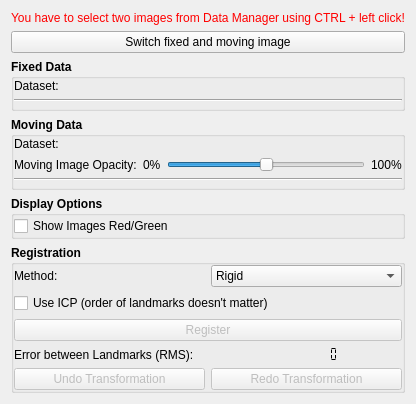
MITK/MITK, file Plugins/org.mitk.gui.qt.registration/src/internal/QmitkPointBasedRegistrationViewControls.ui: the form before one commit.
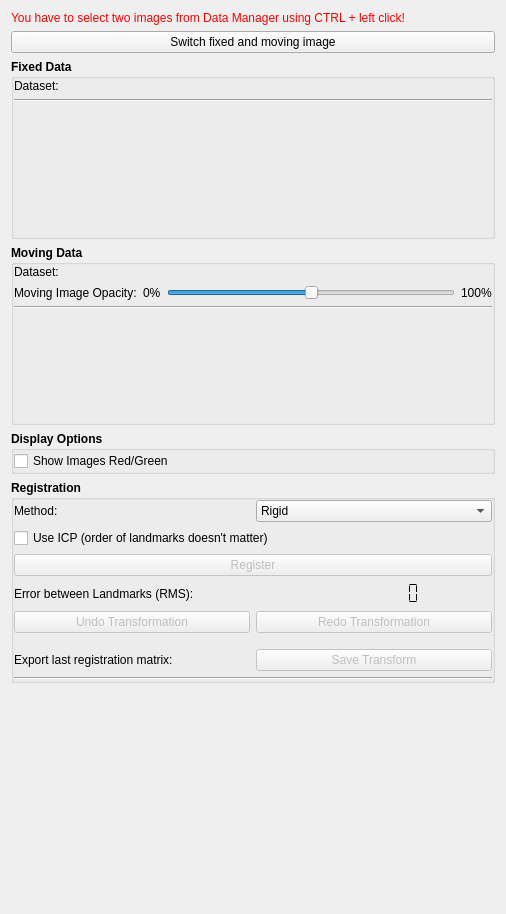
The form after the commit. Icons and pictures are not drawn. Custom widgets are drawn as their Qt base class.

Commit message: Basic UI Infrastructure for export

What changed in the file:
```diff
--- a/Plugins/org.mitk.gui.qt.registration/src/internal/QmitkPointBasedRegistrationViewControls.ui
+++ b/Plugins/org.mitk.gui.qt.registration/src/internal/QmitkPointBasedRegistrationViewControls.ui
@@ -6,8 +6,8 @@
    <rect>
     <x>0</x>
     <y>0</y>
-    <width>287</width>
-    <height>404</height>
+    <width>506</width>
+    <height>914</height>
    </rect>
   </property>
   <property name="sizePolicy">
@@ -505,7 +505,7 @@
           <property name="smallDecimalPoint">
            <bool>false</bool>
           </property>
-          <property name="numDigits">
+          <property name="digitCount">
            <number>9</number>
           </property>
           <property name="segmentStyle">
@@ -577,18 +577,77 @@
         </item>
        </layout>
       </item>
+      <item>
+       <layout class="QHBoxLayout" name="horizontalLayout_4">
+        <property name="topMargin">
+         <number>10</number>
+        </property>
+        <item>
+         <widget class="QLabel" name="label_3">
+          <property name="font">
+           <font>
+            <weight>50</weight>
+            <bold>false</bold>
+           </font>
+          </property>
+          <property name="text">
+           <string>Export last registration matrix:</string>
+          </property>
+         </widget>
+        </item>
+        <item>
+         <widget class="QPushButton" name="m_SaveLastTransformPushButton">
+          <property name="enabled">
+           <bool>false</bool>
+          </property>
+          <property name="font">
+           <font>
+            <weight>50</weight>
+            <bold>false</bold>
+           </font>
+          </property>
+          <property name="text">
+           <string>Save Transform</string>
+          </property>
+         </widget>
+        </item>
+       </layout>
+      </item>
+      <item>
+       <widget class="Line" name="line">
+        <property name="orientation">
+         <enum>Qt::Horizontal</enum>
+        </property>
+       </widget>
+      </item>
      </layout>
     </widget>
    </item>
+   <item>
+    <spacer name="verticalSpacer_2">
+     <property name="orientation">
+      <enum>Qt::Vertical</enum>
+     </property>
+     <property name="sizeHint" stdset="0">
+      <size>
+       <width>20</width>
+       <height>40</height>
+      </size>
+     </property>
+    </spacer>
+   </item>
    <item>
     <spacer name="verticalSpacer">
      <property name="orientation">
       <enum>Qt::Vertical</enum>
      </property>
+     <property name="sizeType">
+      <enum>QSizePolicy::Ignored</enum>
+     </property>
      <property name="sizeHint" stdset="0">
       <size>
-       <width>1</width>
-       <height>1</height>
+       <width>20</width>
+       <height>40</height>
       </size>
      </property>
     </spacer>
```
Left out of the diff: 45 changed lines with no effect on the pictures. The commit also changes 2 other files.
